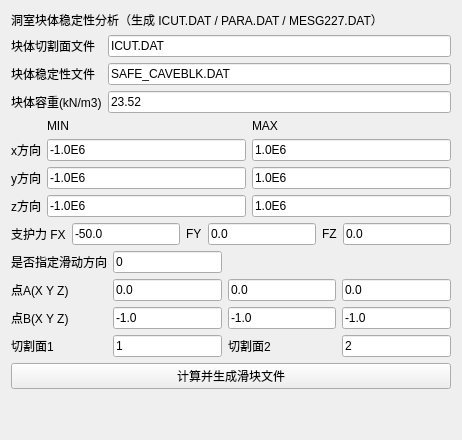
Before: the Qt Designer form plugins/Base_Slover/CaveBlockStabilityWidget.ui in asd977/base_cae, drawn with Qt 5.
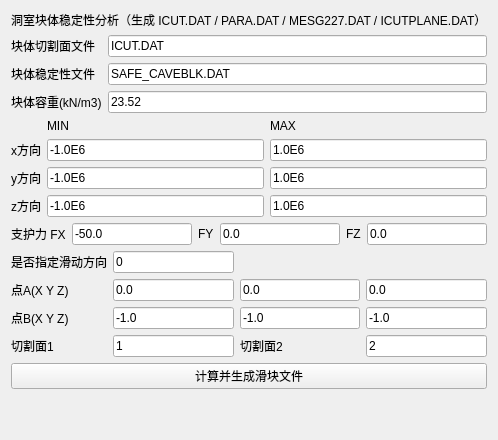
After: the same form once the commit is applied.

Commit message: feat(solver): export ICUTPLANE.DAT alongside slider case files

The edit to the form file:
```diff
--- a/plugins/Base_Slover/CaveBlockStabilityWidget.ui
+++ b/plugins/Base_Slover/CaveBlockStabilityWidget.ui
@@ -6,7 +6,7 @@
    <item>
     <widget class="QLabel" name="titleLabel">
      <property name="text">
-      <string>洞室块体稳定性分析（生成 ICUT.DAT / PARA.DAT / MESG227.DAT）</string>
+      <string>洞室块体稳定性分析（生成 ICUT.DAT / PARA.DAT / MESG227.DAT / ICUTPLANE.DAT）</string>
      </property>
     </widget>
    </item>
```
The commit also changes 4 other files.
